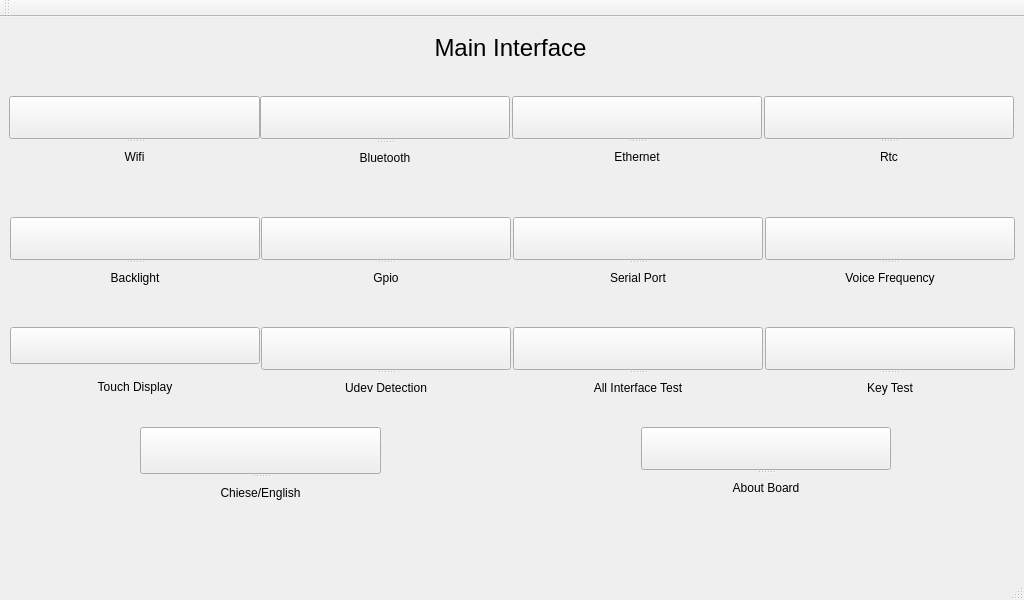
This is qt/t507/mainwindow.ui in jizizihe/baijie_demo as Qt 5 draws it before an edit. The edited form follows.
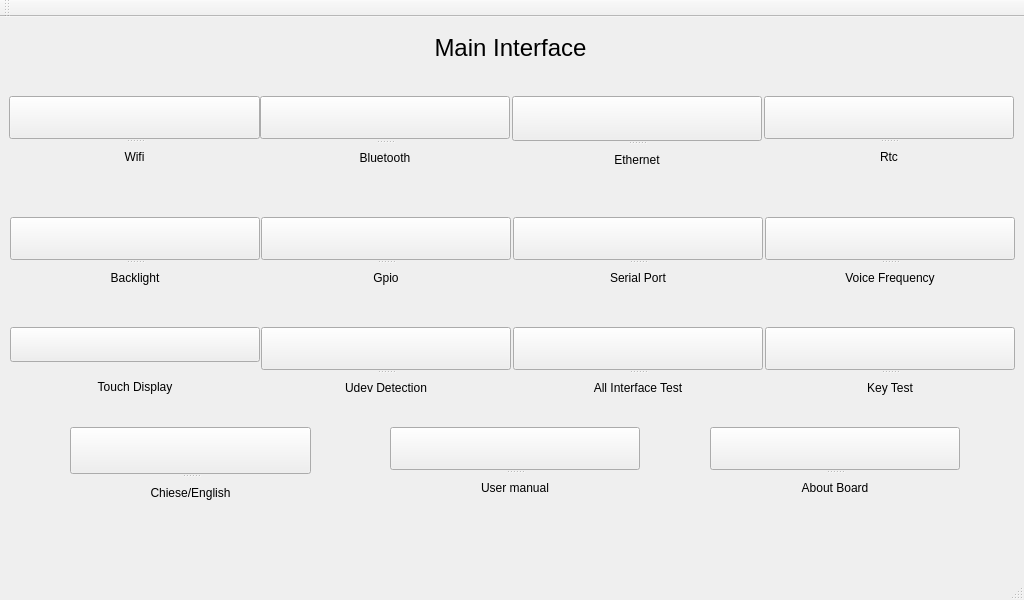
This is the edited form. Icons and pictures are not drawn.

Commit message: add User manual

What changed in the file:
```diff
--- a/qt/t507/mainwindow.ui
+++ b/qt/t507/mainwindow.ui
@@ -125,7 +125,7 @@
    <widget class="QSplitter" name="splitter">
     <property name="geometry">
      <rect>
-      <x>641</x>
+      <x>710</x>
       <y>410</y>
       <width>250</width>
       <height>75</height>
@@ -167,7 +167,7 @@
       <x>512</x>
       <y>79</y>
       <width>250</width>
-      <height>75</height>
+      <height>78</height>
      </rect>
     </property>
     <property name="minimumSize">
@@ -510,7 +510,7 @@
       <x>10</x>
       <y>310</y>
       <width>250</width>
-      <height>37</height>
+      <height>35</height>
      </rect>
     </property>
     <property name="minimumSize">
@@ -551,7 +551,7 @@
    <widget class="QSplitter" name="splitter_10">
     <property name="geometry">
      <rect>
-      <x>140</x>
+      <x>70</x>
       <y>410</y>
       <width>241</width>
       <height>81</height>
@@ -578,6 +578,46 @@
      </property>
     </widget>
    </widget>
+   <widget class="QSplitter" name="splitter_14">
+    <property name="geometry">
+     <rect>
+      <x>390</x>
+      <y>410</y>
+      <width>250</width>
+      <height>75</height>
+     </rect>
+    </property>
+    <property name="orientation">
+     <enum>Qt::Vertical</enum>
+    </property>
+    <widget class="QPushButton" name="auto_4">
+     <property name="enabled">
+      <bool>true</bool>
+     </property>
+     <property name="text">
+      <string/>
+     </property>
+     <property name="icon">
+      <iconset>
+       <normalon>t507_button_image/user_manual.png</normalon>
+      </iconset>
+     </property>
+    </widget>
+    <widget class="QLabel" name="label_key_8">
+     <property name="minimumSize">
+      <size>
+       <width>0</width>
+       <height>0</height>
+      </size>
+     </property>
+     <property name="text">
+      <string>&lt;html&gt;&lt;head/&gt;&lt;body&gt;&lt;p&gt;User manual&lt;/p&gt;&lt;/body&gt;&lt;/html&gt;</string>
+     </property>
+     <property name="alignment">
+      <set>Qt::AlignCenter</set>
+     </property>
+    </widget>
+   </widget>
   </widget>
   <widget class="QMenuBar" name="menuBar">
    <property name="geometry">
```
Left out of the diff: 2 changed lines with no effect on the pictures. The commit also changes 20 other files.
